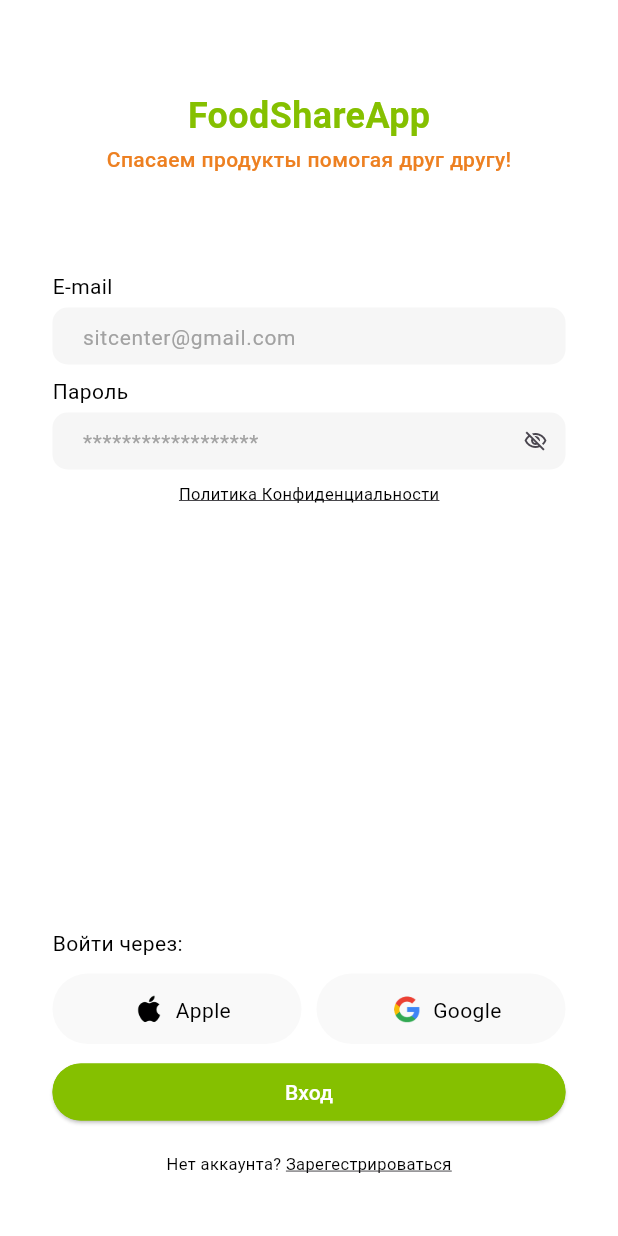
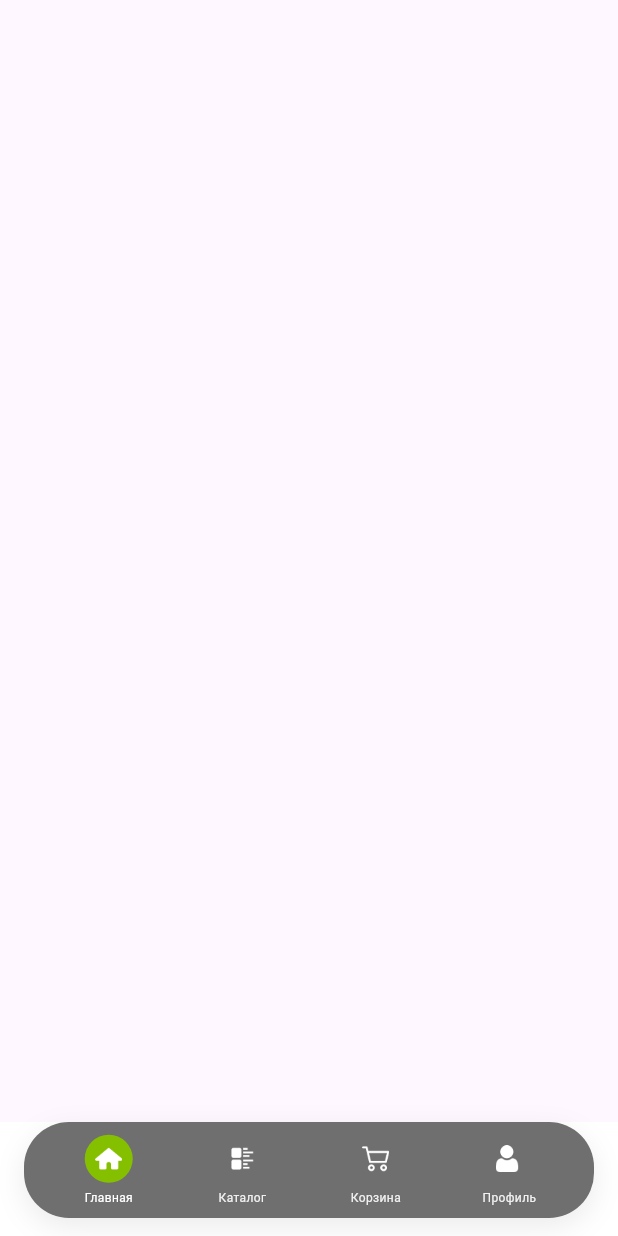
Before and after one commit to yerkinyerkin/food_share_app, a Flutter app: the LoginScreen screen opened directly, after a tap on "Вход", on a phone screen of 412 x 824 dp. Run offline on Flutter 3.47's test engine with Material 3 defaults, Android fonts, the phone set to English and light mode, and no system bars.

Commit message:
feat-bottom_nav_bar ui logic

```diff
--- a/lib/features/login/screens/login_screen.dart
+++ b/lib/features/login/screens/login_screen.dart
@@ -2,6 +2,7 @@ import 'package:flutter/material.dart';
 import 'package:food_share_app/core/common/custom_button.dart';
 import 'package:food_share_app/core/common/custom_textfield.dart';
 import 'package:food_share_app/core/styles/color_styles.dart';
+import 'package:food_share_app/features/main_screen/screens/bottom_nav_bar.dart';
 
 class LoginScreen extends StatefulWidget {
   const LoginScreen({super.key});
@@ -144,7 +145,9 @@ class _LoginScreenState extends State<LoginScreen> {
                     ],
                   ),
                   const SizedBox(height: 8),
-                  CustomButton(text: 'Вход', onTap: (){},color: ColorStyles.primaryColor,colorText: ColorStyles.whiteColor,),
+                  CustomButton(text: 'Вход', onTap: (){
+                    Navigator.push(context, MaterialPageRoute(builder: (context) => BottomNavBar(index: 0)));
+                  },color: ColorStyles.primaryColor,colorText: ColorStyles.whiteColor,),
                   const SizedBox(height: 16),
                   Row(
                     mainAxisAlignment: MainAxisAlignment.center,
--- /dev/null
+++ b/lib/features/main_screen/screens/bottom_nav_bar.dart
@@ -0,0 +1,149 @@
+import 'package:flutter/material.dart';
+import 'package:food_share_app/core/styles/color_styles.dart';
+import 'package:food_share_app/features/profile/screens/profile_screen.dart';
+
+class BottomNavBar extends StatefulWidget {
+  const BottomNavBar({super.key, required this.index});
+  final int index;
+
+  @override
+  State<BottomNavBar> createState() => _BottomNavBarState();
+}
+
+class _BottomNavBarState extends State<BottomNavBar> {
+  late int _currentIndex = widget.index;
+
+  final List<Widget> _pages = const [
+    Scaffold(),
+    Scaffold(),
+    Scaffold(),
+    ProfileScreen(),
+  ];
+
+  void _onItemTapped(int index) {
+    if (_currentIndex == index) return;
+    setState(() => _currentIndex = index);
+  }
+
+  @override
+  Widget build(BuildContext context) {
+    return Scaffold(
+      backgroundColor: ColorStyles.whiteColor,
+      body: IndexedStack(index: _currentIndex, children: _pages),
+
+      // ▼ Custom pill bottom bar (replaces BottomNavigationBar)
+      bottomNavigationBar: SafeArea(
+        minimum: const EdgeInsets.fromLTRB(16, 0, 16, 12),
+        child: Container(
+          height: 64,
+          decoration: BoxDecoration(
+            color: const Color(0xFF6F6F6F),
+            borderRadius: BorderRadius.circular(30),
+            boxShadow: [
+              BoxShadow(
+                color: Colors.black.withOpacity(0.08),
+                blurRadius: 16,
+                offset: const Offset(0, 6),
+              ),
+            ],
+          ),
+          padding: const EdgeInsets.symmetric(horizontal: 12, vertical: 8),
+          child: Row(
+            children: [
+              _BarItem(
+                index: 0,
+                current: _currentIndex,
+                label: 'Главная',
+                asset: 'assets/images/png/home_logo.png',
+                onTap: _onItemTapped,
+              ),
+              _BarItem(
+                index: 1,
+                current: _currentIndex,
+                label: 'Каталог',
+                asset: 'assets/images/png/catalog_logo.png',
+                onTap: _onItemTapped,
+              ),
+              _BarItem(
+                index: 2,
+                current: _currentIndex,
+                label: 'Корзина',
+                asset: 'assets/images/png/shopping_logo.png',
+                onTap: _onItemTapped,
+              ),
+              _BarItem(
+                index: 3,
+                current: _currentIndex,
+                label: 'Профиль',
+                asset: 'assets/images/png/profile_logo.png',
+                onTap: _onItemTapped,
+              ),
+            ],
+          ),
+        ),
+      ),
+
+      floatingActionButtonLocation: FloatingActionButtonLocation.centerDocked,
+    );
+  }
+}
+
+class _BarItem extends StatelessWidget {
+  const _BarItem({
+    required this.index,
+    required this.current,
+    required this.label,
+    required this.asset,
+    required this.onTap,
+  });
+
+  final int index;
+  final int current;
+  final String label;
+  final String asset;
+  final ValueChanged<int> onTap;
+
+  @override
+  Widget build(BuildContext context) {
+    final bool active = index == current;
+
+    return Expanded(
+      child: InkWell(
+        borderRadius: BorderRadius.circular(24),
+        onTap: () => onTap(index),
+        child: Column(
+          mainAxisAlignment: MainAxisAlignment.center,
+          children: [
+            // Icon (active → white icon inside green circle)
+            Container(
+              width: 38,
+              height: 32,
+              decoration: BoxDecoration(
+                color: active ? ColorStyles.primaryColor : Colors.transparent,
+                shape: BoxShape.circle,
+              ),
+              alignment: Alignment.center,
+              child: Image.asset(
+                asset,
+                width: 18,
+                height: 18,
+                color: Colors.white,
+                colorBlendMode: BlendMode.srcIn,
+              ),
+            ),
+            const SizedBox(height: 6),
+            Text(
+              label,
+              style: TextStyle(
+                fontSize: 8,
+                height: 1.1,
+                color: Colors.white.withOpacity(active ? 1.0 : 0.9),
+                fontWeight: active ? FontWeight.w400 : FontWeight.w400,
+              ),
+            ),
+          ],
+        ),
+      ),
+    );
+  }
+}
--- /dev/null
+++ b/lib/features/profile/screens/profile_screen.dart
@@ -0,0 +1,42 @@
+import 'package:flutter/material.dart';
+import 'package:food_share_app/core/styles/color_styles.dart';
+
+class ProfileScreen extends StatefulWidget {
+  const ProfileScreen({super.key});
+
+  @override
+  State<ProfileScreen> createState() => _ProfileScreenState();
+}
+
+class _ProfileScreenState extends State<ProfileScreen> {
+  @override
+  Widget build(BuildContext context) {
+    return Scaffold(
+      body: SafeArea(
+        child: Padding(
+          padding: const EdgeInsets.symmetric(horizontal: 37).copyWith(top: 50),
+          child: Column(
+            children: [
+              Row(
+                  mainAxisAlignment: MainAxisAlignment.start,
+                  children: [
+                    Expanded(child: Text('Пользовательские данные',style: TextStyle(fontSize: 24,fontWeight: FontWeight.w700,color: ColorStyles.primaryColor,letterSpacing: -0.6),)),
+                  ],
+              ),
+              const SizedBox(height: 11),
+              Row(
+                  mainAxisAlignment: MainAxisAlignment.start,
+                  children: [
+                    Expanded(child: Text('Редактируйте данные, настраивайте безопасность и контролируйте свои уведомления',
+                    style: TextStyle(fontSize: 14,fontWeight: FontWeight.w400,color: ColorStyles.blackColor,letterSpacing: -0.4),)),
+                  ],
+              ),
+              const SizedBox(height: 72),
+
+            ],
+          ),
+        ),
+      ),
+    );
+  }
+}
--- /dev/null
+++ b/lib/features/profile/widgets/profile_item.dart
@@ -0,0 +1,21 @@
+import 'package:flutter/material.dart';
+
+class ProfileItem extends StatefulWidget {
+  const ProfileItem({super.key});
+
+  @override
+  State<ProfileItem> createState() => _ProfileItemState();
+}
+
+class _ProfileItemState extends State<ProfileItem> {
+  @override
+  Widget build(BuildContext context) {
+    return Container(
+      child: Row(
+        children: [
+          // Image.asset(name)
+        ],
+      ),
+    );
+  }
+}
```
Also changed, not shown: assets/images/png/catalog_logo.png (added), assets/images/png/home_logo.png (added), assets/images/png/profile_logo.png (added), assets/images/png/shopping_logo.png (added), lib/features/profile/logic/bloc/profile_bloc.dart (added), lib/features/profile/logic/bloc/profile_event.dart (added), lib/features/profile/logic/bloc/profile_state.dart (added), lib/features/profile/logic/data/datasources/profile_datasource.dart (added), lib/features/profile/logic/data/models/profile_model.dart (added), lib/features/profile/logic/data/repositories/profile_repository.dart (added).
